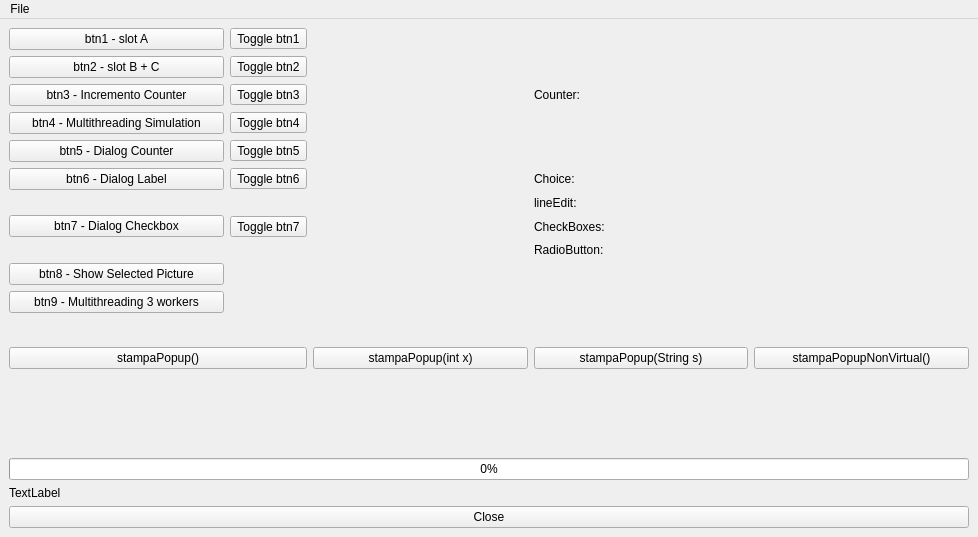
saccocristian/qt_project1, file FinestraPrincipale.ui: the form before one commit.
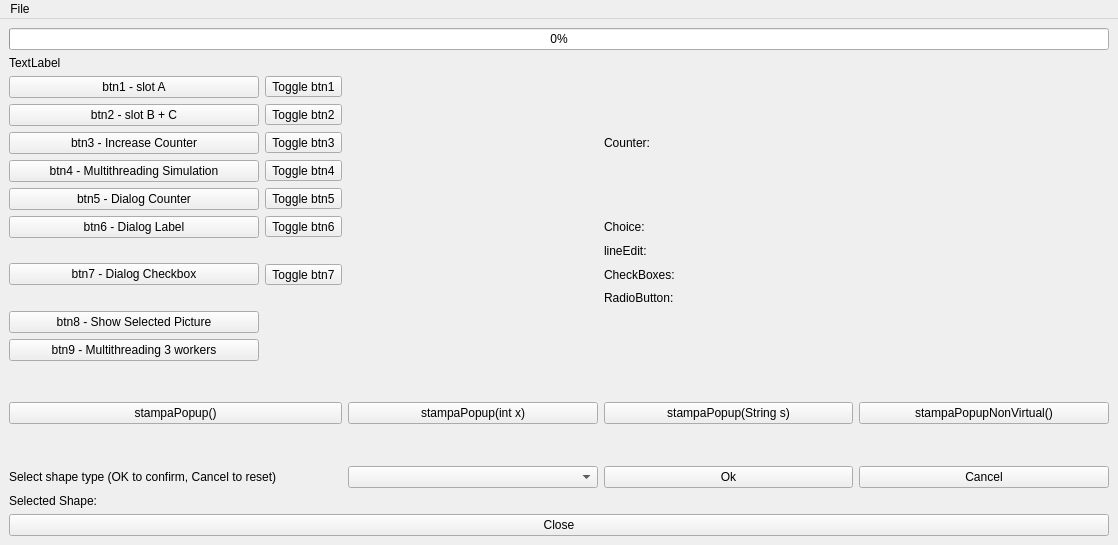
The form after the commit.

Commit message:
new Shape logics for inheritance argument
combobox to select shape type and create new ptr for selected one

Diff of the .ui file:
```diff
--- a/FinestraPrincipale.ui
+++ b/FinestraPrincipale.ui
@@ -9,8 +9,8 @@
    <rect>
     <x>0</x>
     <y>0</y>
-    <width>978</width>
-    <height>537</height>
+    <width>1118</width>
+    <height>545</height>
    </rect>
   </property>
   <property name="windowTitle">
@@ -21,23 +21,129 @@
   </property>
   <widget class="QWidget" name="centralwidget">
    <layout class="QVBoxLayout" name="verticalLayout">
+    <item>
+     <widget class="QProgressBar" name="m_progressBar">
+      <property name="value">
+       <number>0</number>
+      </property>
+     </widget>
+    </item>
+    <item>
+     <widget class="QLabel" name="pictureLabelMainWindow">
+      <property name="text">
+       <string>TextLabel</string>
+      </property>
+     </widget>
+    </item>
     <item>
      <layout class="QGridLayout" name="gridLayout_2">
-      <item row="8" column="4">
-       <widget class="QLabel" name="radioButtonValueLabel">
+      <item row="7" column="5">
+       <widget class="QLabel" name="checkboxesValueLabel">
         <property name="text">
          <string/>
         </property>
        </widget>
       </item>
-      <item row="3" column="0">
+      <item row="10" column="1">
+       <widget class="QPushButton" name="btn9">
+        <property name="text">
+         <string>btn9 - Multithreading 3 workers</string>
+        </property>
+       </widget>
+      </item>
+      <item row="5" column="2">
+       <widget class="QToolButton" name="toolButton_6">
+        <property name="text">
+         <string>Toggle btn6</string>
+        </property>
+        <property name="checkable">
+         <bool>true</bool>
+        </property>
+       </widget>
+      </item>
+      <item row="0" column="1">
+       <widget class="QPushButton" name="btn1">
+        <property name="text">
+         <string>btn1 - slot A</string>
+        </property>
+       </widget>
+      </item>
+      <item row="12" column="4">
+       <widget class="QPushButton" name="btn12">
+        <property name="text">
+         <string>stampaPopup(String s)</string>
+        </property>
+       </widget>
+      </item>
+      <item row="3" column="2">
+       <widget class="QToolButton" name="toolButton_4">
+        <property name="text">
+         <string>Toggle btn4</string>
+        </property>
+        <property name="checkable">
+         <bool>true</bool>
+        </property>
+       </widget>
+      </item>
+      <item row="5" column="4">
+       <widget class="QLabel" name="choiceLabel">
+        <property name="text">
+         <string>Choice:</string>
+        </property>
+       </widget>
+      </item>
+      <item row="3" column="1">
        <widget class="QPushButton" name="btn4">
         <property name="text">
          <string>btn4 - Multithreading Simulation</string>
         </property>
        </widget>
       </item>
+      <item row="2" column="2">
+       <widget class="QToolButton" name="toolButton_3">
+        <property name="text">
+         <string>Toggle btn3</string>
+        </property>
+        <property name="checkable">
+         <bool>true</bool>
+        </property>
+       </widget>
+      </item>
+      <item row="12" column="5">
+       <widget class="QPushButton" name="btn13">
+        <property name="text">
+         <string>stampaPopupNonVirtual()</string>
+        </property>
+       </widget>
+      </item>
       <item row="4" column="2">
+       <widget class="QToolButton" name="toolButton_5">
+        <property name="text">
+         <string>Toggle btn5</string>
+        </property>
+        <property name="checkable">
+         <bool>true</bool>
+        </property>
+       </widget>
+      </item>
+      <item row="14" column="1" colspan="2">
+       <widget class="QLabel" name="label">
+        <property name="text">
+         <string>Select shape type (OK to confirm, Cancel to reset)</string>
+        </property>
+       </widget>
+      </item>
+      <item row="7" column="2">
+       <widget class="QToolButton" name="toolButton_7">
+        <property name="text">
+         <string>Toggle btn7</string>
+        </property>
+        <property name="checkable">
+         <bool>true</bool>
+        </property>
+       </widget>
+      </item>
+      <item row="4" column="3">
        <layout class="QHBoxLayout" name="horizontalLayout">
         <property name="spacing">
          <number>3</number>
@@ -47,291 +153,211 @@
         </property>
        </layout>
       </item>
-      <item row="11" column="0">
-       <spacer name="verticalSpacer">
-        <property name="orientation">
-         <enum>Qt::Vertical</enum>
-        </property>
-        <property name="sizeHint" stdset="0">
-         <size>
-          <width>20</width>
-          <height>40</height>
-         </size>
-        </property>
-       </spacer>
-      </item>
-      <item row="6" column="0" rowspan="3">
-       <widget class="QPushButton" name="btn7">
+      <item row="14" column="5">
+       <widget class="QPushButton" name="shapeCancelBtn">
         <property name="text">
-         <string>btn7 - Dialog Checkbox</string>
+         <string>Cancel</string>
         </property>
        </widget>
       </item>
-      <item row="15" column="0">
-       <spacer name="verticalSpacer_2">
-        <property name="orientation">
-         <enum>Qt::Vertical</enum>
-        </property>
-        <property name="sizeHint" stdset="0">
-         <size>
-          <width>20</width>
-          <height>40</height>
-         </size>
-        </property>
-       </spacer>
-      </item>
-      <item row="14" column="0">
-       <spacer name="verticalSpacer_3">
-        <property name="orientation">
-         <enum>Qt::Vertical</enum>
-        </property>
-        <property name="sizeHint" stdset="0">
-         <size>
-          <width>20</width>
-          <height>40</height>
-         </size>
-        </property>
-       </spacer>
-      </item>
-      <item row="2" column="4">
-       <widget class="QLabel" name="counterValueLabel">
-        <property name="text">
-         <string/>
-        </property>
-       </widget>
-      </item>
-      <item row="6" column="3">
+      <item row="6" column="4">
        <widget class="QLabel" name="lineEditLabel">
         <property name="text">
          <string>lineEdit:</string>
         </property>
        </widget>
       </item>
-      <item row="9" column="0">
+      <item row="13" column="1">
+       <spacer name="verticalSpacer_4">
+        <property name="orientation">
+         <enum>Qt::Vertical</enum>
+        </property>
+        <property name="sizeHint" stdset="0">
+         <size>
+          <width>20</width>
+          <height>40</height>
+         </size>
+        </property>
+       </spacer>
+      </item>
+      <item row="6" column="5">
+       <widget class="QLabel" name="lineEditValueLabel">
+        <property name="text">
+         <string/>
+        </property>
+       </widget>
+      </item>
+      <item row="9" column="1">
        <widget class="QPushButton" name="btn8">
         <property name="text">
          <string>btn8 - Show Selected Picture</string>
         </property>
        </widget>
       </item>
-      <item row="1" column="1">
-       <widget class="QToolButton" name="toolButton_2">
-        <property name="text">
-         <string>Toggle btn2</string>
+      <item row="11" column="1">
+       <spacer name="verticalSpacer">
+        <property name="orientation">
+         <enum>Qt::Vertical</enum>
         </property>
-        <property name="checkable">
-         <bool>true</bool>
+        <property name="sizeHint" stdset="0">
+         <size>
+          <width>20</width>
+          <height>40</height>
+         </size>
         </property>
-       </widget>
+       </spacer>
       </item>
-      <item row="10" column="0">
-       <widget class="QPushButton" name="btn9">
-        <property name="text">
-         <string>btn9 - Multithreading 3 workers</string>
-        </property>
-       </widget>
-      </item>
-      <item row="5" column="3">
-       <widget class="QLabel" name="choiceLabel">
-        <property name="text">
-         <string>Choice:</string>
-        </property>
-       </widget>
-      </item>
-      <item row="3" column="1">
-       <widget class="QToolButton" name="toolButton_4">
-        <property name="text">
-         <string>Toggle btn4</string>
-        </property>
-        <property name="checkable">
-         <bool>true</bool>
-        </property>
-       </widget>
-      </item>
-      <item row="7" column="1">
-       <widget class="QToolButton" name="toolButton_7">
-        <property name="text">
-         <string>Toggle btn7</string>
-        </property>
-        <property name="checkable">
-         <bool>true</bool>
-        </property>
-       </widget>
-      </item>
-      <item row="2" column="1">
-       <widget class="QToolButton" name="toolButton_3">
-        <property name="text">
-         <string>Toggle btn3</string>
-        </property>
-        <property name="checkable">
-         <bool>true</bool>
-        </property>
-       </widget>
-      </item>
-      <item row="7" column="3">
-       <widget class="QLabel" name="checkboxesLabel">
-        <property name="text">
-         <string>CheckBoxes:</string>
-        </property>
-       </widget>
-      </item>
-      <item row="5" column="4">
-       <widget class="QLabel" name="labelString">
-        <property name="text">
-         <string/>
-        </property>
-       </widget>
-      </item>
-      <item row="6" column="4">
-       <widget class="QLabel" name="lineEditValueLabel">
-        <property name="text">
-         <string/>
-        </property>
-       </widget>
-      </item>
-      <item row="12" column="2">
+      <item row="12" column="3">
        <widget class="QPushButton" name="btn11">
         <property name="text">
          <string>stampaPopup(int x)</string>
         </property>
        </widget>
       </item>
-      <item row="12" column="3">
-       <widget class="QPushButton" name="btn12">
+      <item row="14" column="3">
+       <widget class="QComboBox" name="shapeComboBox">
+        <property name="placeholderText">
+         <string>-- Select An Option --</string>
+        </property>
+        <item>
+         <property name="text">
+          <string>Rectangle</string>
+         </property>
+        </item>
+        <item>
+         <property name="text">
+          <string>Triangle</string>
+         </property>
+        </item>
+       </widget>
+      </item>
+      <item row="0" column="2">
+       <widget class="QToolButton" name="toolButton">
         <property name="text">
-         <string>stampaPopup(String s)</string>
+         <string>Toggle btn1</string>
+        </property>
+        <property name="checkable">
+         <bool>true</bool>
         </property>
        </widget>
       </item>
       <item row="4" column="1">
-       <widget class="QToolButton" name="toolButton_5">
-        <property name="text">
-         <string>Toggle btn5</string>
-        </property>
-        <property name="checkable">
-         <bool>true</bool>
-        </property>
-       </widget>
-      </item>
-      <item row="4" column="0">
        <widget class="QPushButton" name="btn5">
         <property name="text">
          <string>btn5 - Dialog Counter</string>
         </property>
        </widget>
       </item>
-      <item row="2" column="0">
-       <widget class="QPushButton" name="btn3">
+      <item row="7" column="4">
+       <widget class="QLabel" name="checkboxesLabel">
         <property name="text">
-         <string>btn3 - Incremento Counter</string>
+         <string>CheckBoxes:</string>
         </property>
        </widget>
       </item>
-      <item row="1" column="0">
+      <item row="5" column="5">
+       <widget class="QLabel" name="labelString">
+        <property name="text">
+         <string/>
+        </property>
+       </widget>
+      </item>
+      <item row="12" column="1" colspan="2">
+       <widget class="QPushButton" name="btn10">
+        <property name="text">
+         <string>stampaPopup()</string>
+        </property>
+       </widget>
+      </item>
+      <item row="1" column="2">
+       <widget class="QToolButton" name="toolButton_2">
+        <property name="text">
+         <string>Toggle btn2</string>
+        </property>
+        <property name="checkable">
+         <bool>true</bool>
+        </property>
+       </widget>
+      </item>
+      <item row="8" column="5">
+       <widget class="QLabel" name="radioButtonValueLabel">
+        <property name="text">
+         <string/>
+        </property>
+       </widget>
+      </item>
+      <item row="1" column="1">
        <widget class="QPushButton" name="btn2">
         <property name="text">
          <string>btn2 - slot B + C</string>
         </property>
        </widget>
       </item>
-      <item row="0" column="1">
-       <widget class="QToolButton" name="toolButton">
-        <property name="text">
-         <string>Toggle btn1</string>
-        </property>
-        <property name="checkable">
-         <bool>true</bool>
-        </property>
-       </widget>
-      </item>
-      <item row="2" column="3">
+      <item row="2" column="4">
        <widget class="QLabel" name="counterLabel">
         <property name="text">
          <string>Counter:</string>
         </property>
        </widget>
       </item>
-      <item row="7" column="4">
-       <widget class="QLabel" name="checkboxesValueLabel">
+      <item row="6" column="1" rowspan="3">
+       <widget class="QPushButton" name="btn7">
+        <property name="text">
+         <string>btn7 - Dialog Checkbox</string>
+        </property>
+       </widget>
+      </item>
+      <item row="2" column="1">
+       <widget class="QPushButton" name="btn3">
+        <property name="text">
+         <string>btn3 - Increase Counter</string>
+        </property>
+       </widget>
+      </item>
+      <item row="2" column="5">
+       <widget class="QLabel" name="counterValueLabel">
         <property name="text">
          <string/>
         </property>
        </widget>
       </item>
-      <item row="0" column="0">
-       <widget class="QPushButton" name="btn1">
-        <property name="text">
-         <string>btn1 - slot A</string>
-        </property>
-       </widget>
-      </item>
-      <item row="8" column="3">
-       <widget class="QLabel" name="radiobuttonLabel">
-        <property name="text">
-         <string>RadioButton:</string>
-        </property>
-       </widget>
-      </item>
-      <item row="12" column="0" colspan="2">
-       <widget class="QPushButton" name="btn10">
-        <property name="text">
-         <string>stampaPopup()</string>
-        </property>
-       </widget>
-      </item>
       <item row="5" column="1">
-       <widget class="QToolButton" name="toolButton_6">
-        <property name="text">
-         <string>Toggle btn6</string>
-        </property>
-        <property name="checkable">
-         <bool>true</bool>
-        </property>
-       </widget>
-      </item>
-      <item row="5" column="0">
        <widget class="QPushButton" name="btn6">
         <property name="text">
          <string>btn6 - Dialog Label</string>
         </property>
        </widget>
       </item>
-      <item row="13" column="0">
-       <spacer name="verticalSpacer_4">
-        <property name="orientation">
-         <enum>Qt::Vertical</enum>
+      <item row="8" column="4">
+       <widget class="QLabel" name="radiobuttonLabel">
+        <property name="text">
+         <string>RadioButton:</string>
         </property>
-        <property name="sizeHint" stdset="0">
-         <size>
-          <width>20</width>
-          <height>40</height>
-         </size>
+       </widget>
+      </item>
+      <item row="14" column="4">
+       <widget class="QPushButton" name="shapeOkBtn">
+        <property name="text">
+         <string>Ok</string>
         </property>
-       </spacer>
+       </widget>
       </item>
-      <item row="12" column="4">
-       <widget class="QPushButton" name="btn13">
+      <item row="15" column="1">
+       <widget class="QLabel" name="label_2">
         <property name="text">
-         <string>stampaPopupNonVirtual()</string>
+         <string>Selected Shape:</string>
+        </property>
+       </widget>
+      </item>
+      <item row="15" column="2" colspan="2">
+       <widget class="QLabel" name="selectedShapeLabel">
+        <property name="text">
+         <string/>
         </property>
        </widget>
       </item>
      </layout>
     </item>
-    <item>
-     <widget class="QProgressBar" name="m_progressBar">
-      <property name="value">
-       <number>0</number>
-      </property>
-     </widget>
-    </item>
-    <item>
-     <widget class="QLabel" name="pictureLabelMainWindow">
-      <property name="text">
-       <string>TextLabel</string>
-      </property>
-     </widget>
-    </item>
     <item>
      <widget class="QPushButton" name="closeBtn">
       <property name="text">
@@ -346,7 +372,7 @@
     <rect>
      <x>0</x>
      <y>0</y>
-     <width>978</width>
+     <width>1118</width>
      <height>21</height>
     </rect>
    </property>
```
The commit also changes 9 other files.
